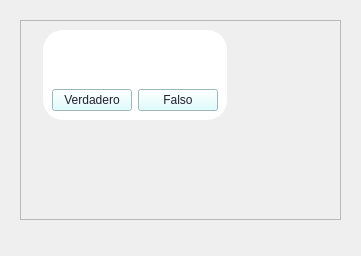
Qt form formulario.ui (Joscart/Juego-OCA) before a commit.
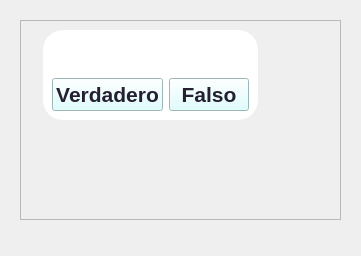
The same form after that commit. Icons and pictures are not drawn.

What changed in the file:
```diff
--- a/formulario.ui
+++ b/formulario.ui
@@ -89,6 +89,12 @@
                    <verstretch>0</verstretch>
                   </sizepolicy>
                  </property>
+                 <property name="font">
+                  <font>
+                   <pointsize>16</pointsize>
+                   <bold>true</bold>
+                  </font>
+                 </property>
                  <property name="text">
                   <string/>
                  </property>
@@ -104,6 +110,12 @@
                 <layout class="QHBoxLayout" name="horizontalLayout">
                  <item>
                   <widget class="QPushButton" name="btnVerdadero">
+                   <property name="font">
+                    <font>
+                     <pointsize>16</pointsize>
+                     <bold>true</bold>
+                    </font>
+                   </property>
                    <property name="text">
                     <string>Verdadero</string>
                    </property>
@@ -111,6 +123,12 @@
                  </item>
                  <item>
                   <widget class="QPushButton" name="btnFalso">
+                   <property name="font">
+                    <font>
+                     <pointsize>16</pointsize>
+                     <bold>true</bold>
+                    </font>
+                   </property>
                    <property name="text">
                     <string>Falso</string>
                    </property>
```
Left out of the diff: 6 changed lines with no effect on the pictures.
